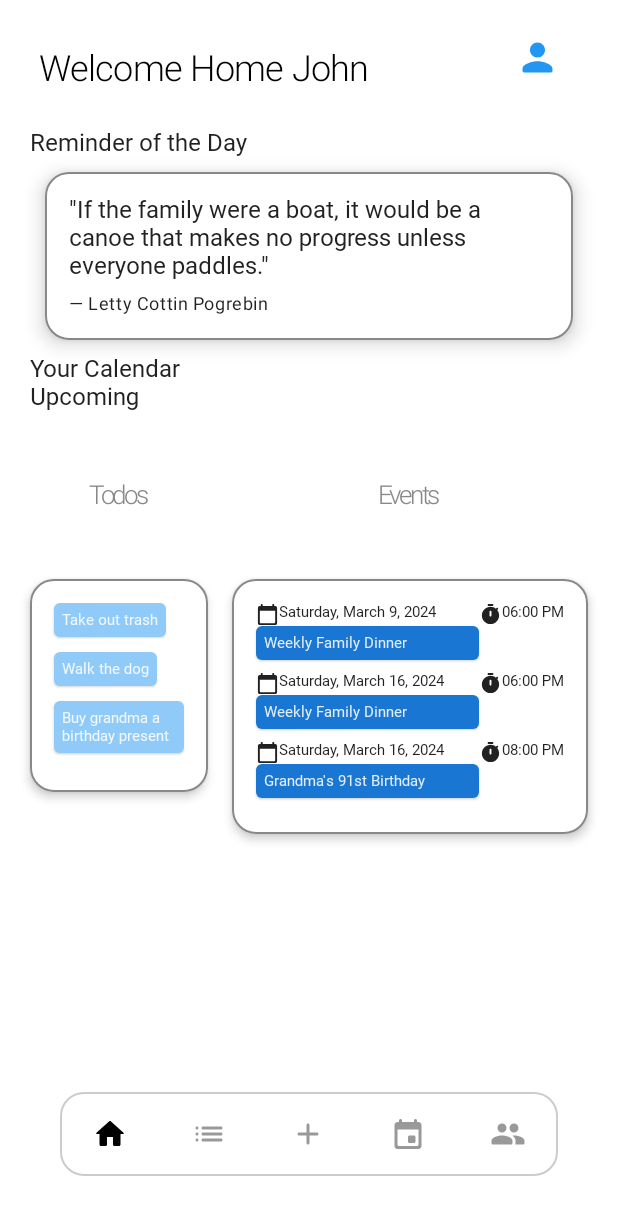
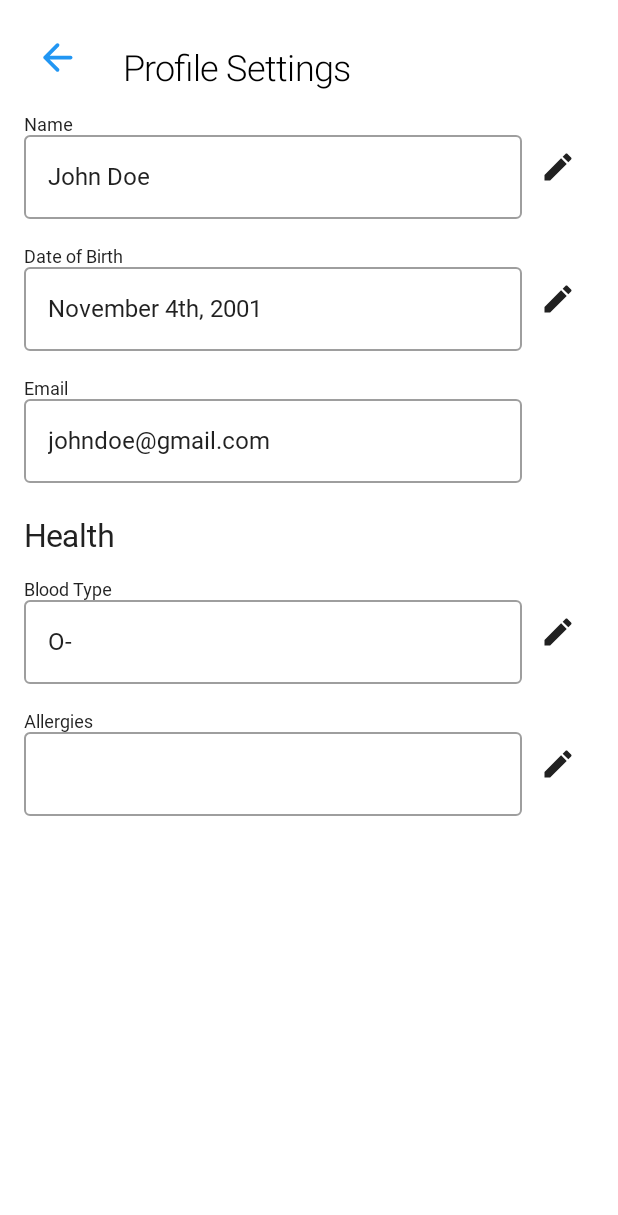
Before and after one commit to MN-Coding/OnlyTheFam, an Android app built with Jetpack Compose: the screen it shows after launch (MainActivity), after a tap on "icon", on a phone screen of 412 x 824 dp. Shown: the top 1215 px of the screen. Run offline under Robolectric (Android 15) with nearby library versions, the phone set to English and light mode, and no system bars; Roboto replaces fonts that are not available here.

Commit message:
Implemented Profile Settings page from Home Screen

```diff
--- a/app/src/main/java/com/example/onlythefam/App.kt
+++ b/app/src/main/java/com/example/onlythefam/App.kt
@@ -58,7 +58,7 @@ sealed class BottomNavItem(val screen_route: String, val icon: ImageVector, val
 fun NavigationGraph(navController: NavHostController) {
     NavHost(navController, startDestination = BottomNavItem.Home.screen_route) {
         composable(BottomNavItem.Home.screen_route) {
-            HomePage()
+            HomePage(navController)
         }
         composable(BottomNavItem.Todos.screen_route) {
             Todos()
@@ -72,6 +72,9 @@ fun NavigationGraph(navController: NavHostController) {
         composable(BottomNavItem.Family.screen_route) {
             Family()
         }
+        composable("profileSettings"){
+            SettingsPage(onGoBack = {navController.popBackStack()})
+        }
     }
 }
 
@@ -84,6 +87,13 @@ fun BottomNavigation(navController: NavController) {
         BottomNavItem.Events,
         BottomNavItem.Family
     )
+    val bottomNavRoutes = setOf("home", "todos", "add", "events", "family")
+
+    val navBackStackEntry by navController.currentBackStackEntryAsState()
+    val currentRoute = navBackStackEntry?.destination?.route
+    val showBottomNav = currentRoute in bottomNavRoutes
+
+    if (showBottomNav) {
         BottomNavigation(
             backgroundColor = MaterialTheme.colors.background,
             modifier = Modifier
@@ -91,8 +101,6 @@ fun BottomNavigation(navController: NavController) {
                 .border(BorderStroke(1.dp, Color.LightGray), RoundedCornerShape(16.dp)),
             elevation = 0.dp
         ) {
-        val navBackStackEntry by navController.currentBackStackEntryAsState()
-        val currentRoute = navBackStackEntry?.destination?.route
             items.forEach { item ->
                 BottomNavigationItem(
                     icon = { Icon(item.icon, item.title) },
@@ -113,6 +121,7 @@ fun BottomNavigation(navController: NavController) {
                         }
                     }
                 )
+            }
         }
     }
 }
--- a/app/src/main/java/com/example/onlythefam/Header.kt
+++ b/app/src/main/java/com/example/onlythefam/Header.kt
@@ -1,7 +1,9 @@
 package com.example.onlythefam
 
 import android.content.ContentValues.TAG
+import android.os.Build
 import android.util.Log
+import androidx.annotation.RequiresApi
 import androidx.compose.foundation.layout.Box
 import androidx.compose.foundation.layout.aspectRatio
 import androidx.compose.foundation.layout.padding
@@ -21,10 +23,12 @@ import androidx.compose.ui.res.vectorResource
 import androidx.compose.ui.text.font.FontWeight
 import androidx.compose.ui.unit.dp
 import androidx.compose.ui.unit.sp
+import androidx.navigation.NavHostController
 import com.example.onlythefam.ui.theme.Blue500
 
+@RequiresApi(Build.VERSION_CODES.O)
 @Composable
-fun Header() {
+fun Header(navController: NavHostController) {
     val name = "John"
     TopAppBar(
         modifier = Modifier
@@ -44,7 +48,7 @@ fun Header() {
                 modifier = Modifier.padding(end = 16.dp)
             ) {
                 IconButton(
-                    onClick = { onIconClick() },
+                    onClick = { navController.navigate("profileSettings") },
                 ) {
                     Icon(
                         Icons.Rounded.Person,
@@ -60,7 +64,3 @@ fun Header() {
         backgroundColor = Color(0x00FFFFFF)
     )
 }
-
-fun onIconClick() {
-    Log.w(TAG, "clicked")
-}
--- a/app/src/main/java/com/example/onlythefam/Homepage.kt
+++ b/app/src/main/java/com/example/onlythefam/Homepage.kt
@@ -19,14 +19,15 @@ import androidx.compose.ui.Modifier
 import androidx.compose.ui.res.painterResource
 import androidx.compose.ui.text.font.FontWeight
 import java.time.YearMonth
+import androidx.navigation.NavHostController
 
 @RequiresApi(Build.VERSION_CODES.O)
 @Composable
-fun HomePage() {
+fun HomePage(navController: NavHostController) {
     val name = "John"
     val scrollState = rememberScrollState()
     Scaffold(
-        topBar = { Header() },
+        topBar = { Header(navController) },
     ) {
         Column(
             modifier = Modifier
--- /dev/null
+++ b/app/src/main/java/com/example/onlythefam/Settings.kt
@@ -0,0 +1,169 @@
+package com.example.onlythefam
+
+import android.os.Build
+import androidx.annotation.RequiresApi
+import androidx.compose.foundation.layout.Arrangement
+import androidx.compose.foundation.layout.Column
+import androidx.compose.foundation.layout.Row
+import androidx.compose.foundation.layout.Spacer
+import androidx.compose.foundation.layout.aspectRatio
+import androidx.compose.foundation.layout.fillMaxWidth
+import androidx.compose.foundation.layout.height
+import androidx.compose.foundation.layout.padding
+import androidx.compose.foundation.layout.size
+import androidx.compose.foundation.layout.wrapContentWidth
+import androidx.compose.material.Icon
+import androidx.compose.material.IconButton
+import androidx.compose.material.MaterialTheme
+import androidx.compose.material.OutlinedTextField
+import androidx.compose.material.Scaffold
+import androidx.compose.material.Text
+import androidx.compose.material.TopAppBar
+import androidx.compose.material.icons.Icons
+import androidx.compose.material.icons.filled.Check
+import androidx.compose.material.icons.filled.Edit
+import androidx.compose.material.icons.rounded.ArrowBack
+import androidx.compose.runtime.Composable
+import androidx.compose.runtime.getValue
+import androidx.compose.runtime.mutableStateOf
+import androidx.compose.runtime.remember
+import androidx.compose.runtime.setValue
+import androidx.compose.ui.Alignment
+import androidx.compose.ui.Modifier
+import androidx.compose.ui.graphics.Color
+import androidx.compose.ui.text.font.FontWeight
+import androidx.compose.ui.unit.dp
+import androidx.compose.ui.unit.sp
+import com.example.onlythefam.ui.theme.Blue500
+
+@RequiresApi(Build.VERSION_CODES.O)
+@Composable
+fun SettingsPage(onGoBack: () -> Unit) {
+    Scaffold(
+        topBar = {
+            TopAppBar(
+                modifier = Modifier
+                    .padding(10.dp, 10.dp),
+                elevation = 0.dp,
+                title = {
+                    Text(
+                        text = "Profile Settings",
+                        style = MaterialTheme.typography.h2,
+                        fontSize = 24.sp,
+                        color = Color.Black,
+                    )
+                },
+                navigationIcon = {
+                    IconButton(onClick = onGoBack){
+                        Icon(
+                            Icons.Rounded.ArrowBack,
+                            contentDescription = "Back",
+                            tint = Blue500,
+                            modifier = Modifier
+                                .size(30.dp)
+                                .aspectRatio(1f)
+                        )
+                    }
+                },
+                backgroundColor = Color(0x00FFFFFF)
+            )
+        }
+    ){
+        var name by remember { mutableStateOf("John Doe") }
+        val email by remember { mutableStateOf("johndoe@gmail.com") }
+        var dob by remember { mutableStateOf("November 4th, 2001") }
+        var bloodType by remember { mutableStateOf("O-") }
+        var allergies by remember { mutableStateOf("") }
+
+        Column(
+            modifier = Modifier
+                .fillMaxWidth()
+                .padding(horizontal = 16.dp)
+        ) {
+            EditableUserProfileField(fieldName = "Name", fieldVal = name, onChange = {updatedName -> name = updatedName})
+            EditableUserProfileField(fieldName = "Date of Birth", fieldVal = dob, onChange = {updatedDob -> dob = updatedDob})
+            StaticUserProfileField(fieldName = "Email", fieldVal = email)
+            Spacer(modifier = Modifier.height(5.dp))
+            Text("Health", fontSize = 21.sp)
+            Spacer(modifier = Modifier.height(16.dp))
+            EditableUserProfileField(fieldName = "Blood Type", fieldVal = bloodType, onChange = {updatedBT -> bloodType = updatedBT})
+            EditableUserProfileField(fieldName = "Allergies", fieldVal = allergies, onChange = {updatedAllergies -> allergies = updatedAllergies})
+        }
+    }
+}
+
+@Composable
+fun EditableUserProfileField(fieldName: String, fieldVal: String, onChange: (String) -> Unit){
+    var inEditMode by remember { mutableStateOf(false)}
+    Row(
+        verticalAlignment = Alignment.CenterVertically,
+        modifier = Modifier.fillMaxWidth()
+    ) {
+        if (inEditMode) {
+            Column (
+                modifier = Modifier
+                    .weight(1f)
+            ) {
+                OutlinedTextField(
+                    value = fieldVal,
+                    onValueChange = onChange,
+                    label = { Text("Edit $fieldName") },
+                    singleLine = true,
+                    modifier = Modifier.fillMaxWidth()
+                )
+            }
+        } else {
+            Column (
+                modifier = Modifier
+                    .weight(1f)
+                    .wrapContentWidth(Alignment.Start)
+            )
+            {
+                Text(fieldName, fontWeight = FontWeight.Bold, fontSize = 12.sp)
+                OutlinedTextField(
+                    value = fieldVal,
+                    onValueChange = {},
+                    readOnly = true,
+                    singleLine = true,
+                    modifier = Modifier
+                        .fillMaxWidth()
+                        .align(Alignment.CenterHorizontally)
+                )
+            }
+        }
+        IconButton(onClick = { inEditMode = !inEditMode }) {
+            Icon(
+                imageVector = if (inEditMode) Icons.Filled.Check else Icons.Filled.Edit,
+                contentDescription = if (inEditMode) "Save" else "Edit"
+            )
+        }
+    }
+    Spacer(modifier = Modifier.height(18.dp))
+}
+
+@Composable
+fun StaticUserProfileField(fieldName: String, fieldVal: String){
+    Row(
+        verticalAlignment = Alignment.CenterVertically,
+        modifier = Modifier.fillMaxWidth()
+    ) {
+        Column(
+            modifier = Modifier
+                .weight(1f)
+                .wrapContentWidth(Alignment.Start)
+        ) {
+            Text(fieldName, fontWeight = FontWeight.Bold, fontSize = 12.sp)
+            OutlinedTextField(
+                value = fieldVal,
+                onValueChange = {},
+                readOnly = true,
+                singleLine = true,
+                modifier = Modifier
+                    .fillMaxWidth()
+                    .align(Alignment.CenterHorizontally)
+            )
+        }
+        Spacer(modifier = Modifier.size(48.dp, 48.dp)) //placeholder for blank icon to balance
+    }
+    Spacer(modifier = Modifier.height(18.dp))
+}
```
Lines whose indentation alone changed are shown as unchanged.
